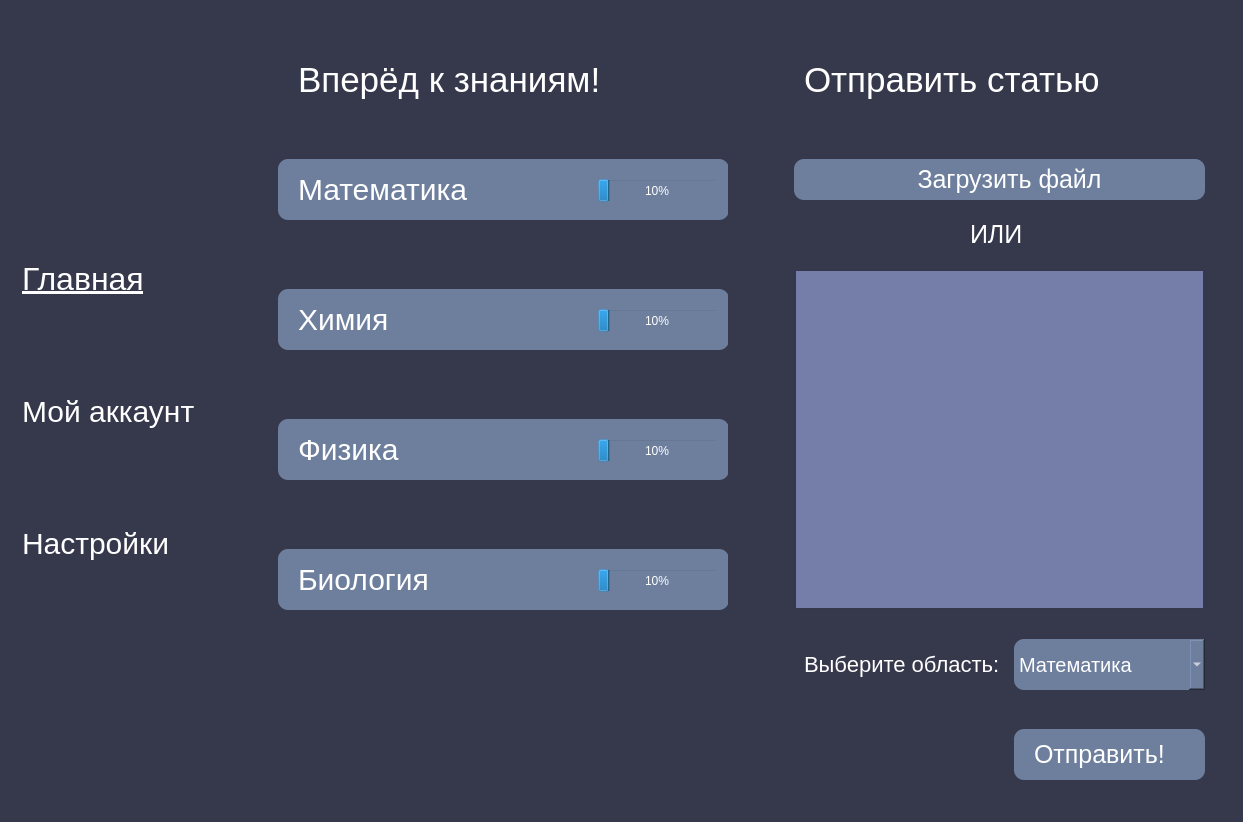
Above: ui/main_page.ui from NotAKes/frog.study before the change. Below: the same form after it.
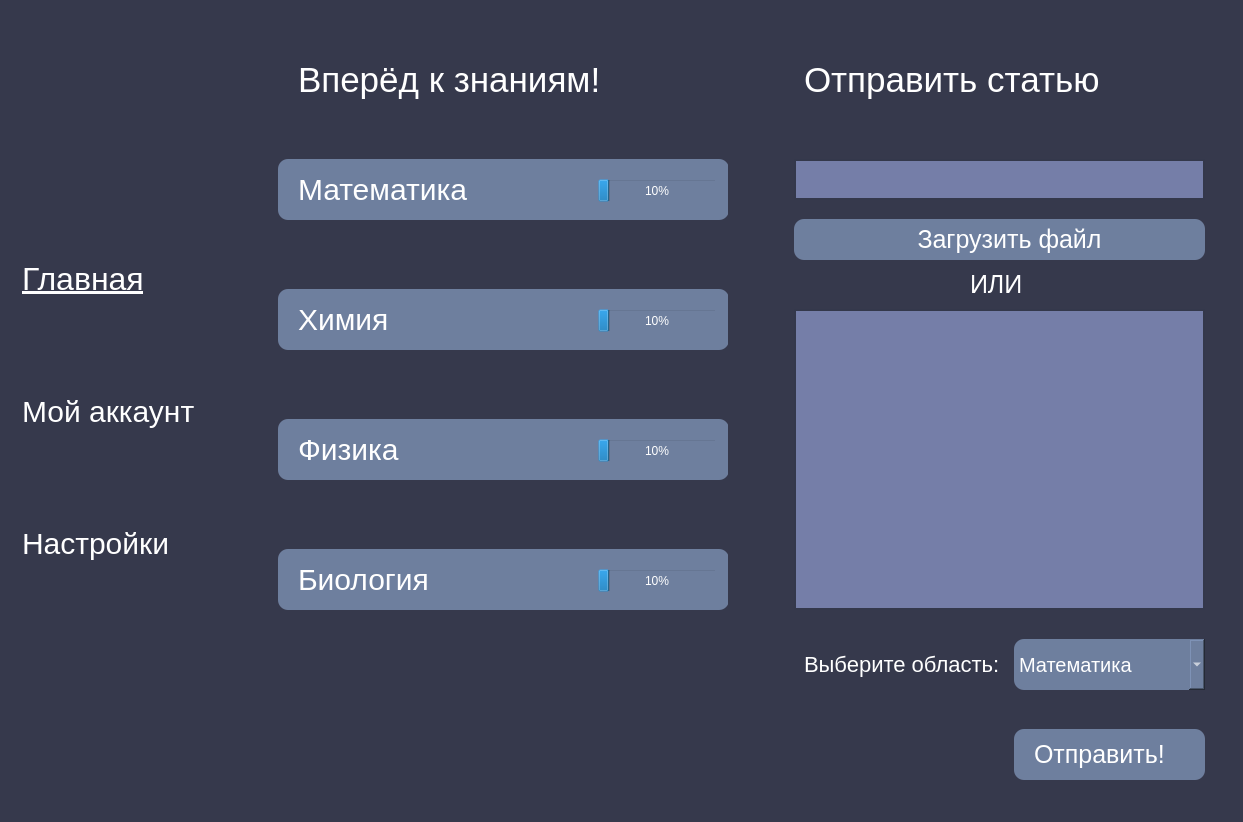
That is the form after the change.

What changed in the file:
```diff
--- a/ui/main_page.ui
+++ b/ui/main_page.ui
@@ -370,7 +370,7 @@
        <property name="geometry">
         <rect>
          <x>60</x>
-         <y>150</y>
+         <y>210</y>
          <width>411</width>
          <height>41</height>
         </rect>
@@ -393,7 +393,7 @@
        <property name="geometry">
         <rect>
          <x>210</x>
-         <y>210</y>
+         <y>260</y>
          <width>101</width>
          <height>31</height>
         </rect>
@@ -414,9 +414,9 @@
        <property name="geometry">
         <rect>
          <x>60</x>
-         <y>260</y>
+         <y>300</y>
          <width>411</width>
-         <height>341</height>
+         <height>301</height>
         </rect>
        </property>
        <property name="styleSheet">
@@ -486,6 +486,22 @@
         <string>Выберите область:</string>
        </property>
       </widget>
+      <widget class="QLineEdit" name="title_edit">
+       <property name="geometry">
+        <rect>
+         <x>60</x>
+         <y>150</y>
+         <width>411</width>
+         <height>41</height>
+        </rect>
+       </property>
+       <property name="styleSheet">
+        <string notr="true">color:white;
+font-size:25px;
+background:rgb(117, 126, 168);
+border: 2px solid rgb(52, 56, 75);</string>
+       </property>
+      </widget>
      </widget>
     </item>
    </layout>
```
Left out of the diff: 15 changed lines with no effect on the pictures.
